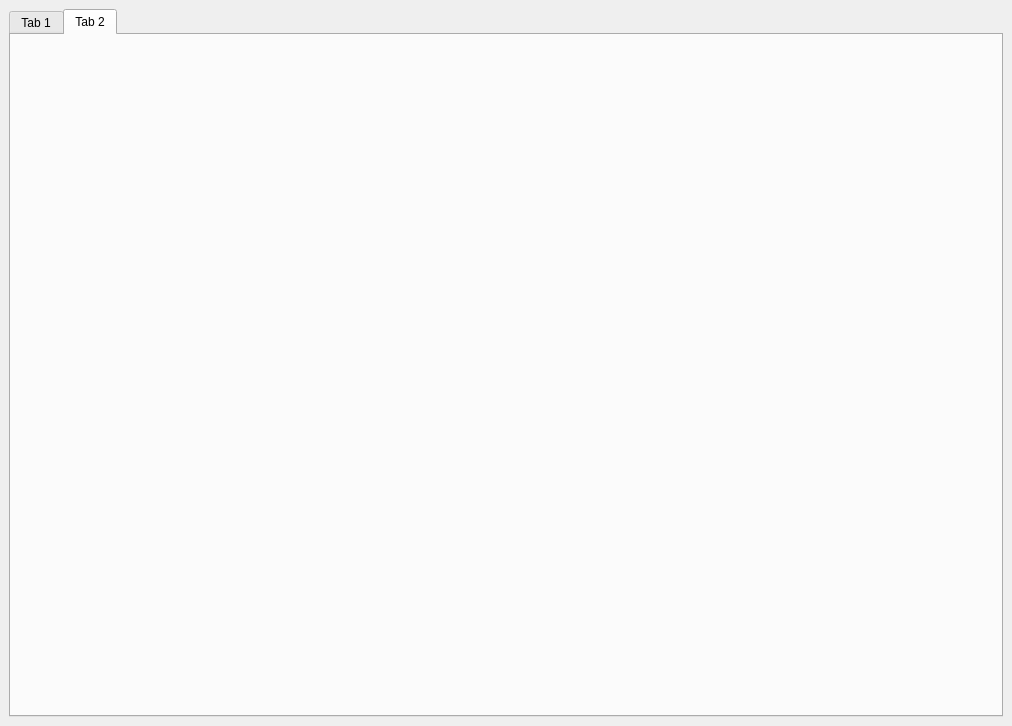
Kheirlb/ParabilisGoPro, file gp.ui: the form before one commit.
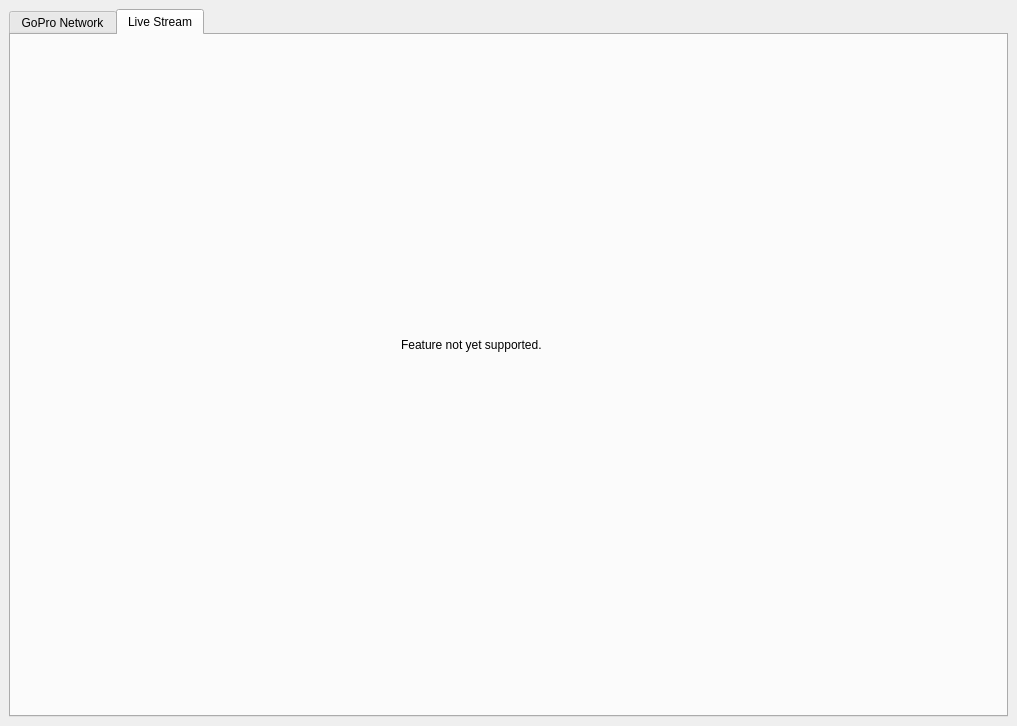
The form after the commit. The open tabs and pages were chosen to show the change.

The edit to the form file:
```diff
--- a/gp.ui
+++ b/gp.ui
@@ -6,7 +6,7 @@
    <rect>
     <x>0</x>
     <y>0</y>
-    <width>1012</width>
+    <width>1017</width>
     <height>726</height>
    </rect>
   </property>
@@ -31,7 +31,7 @@
         <bool>true</bool>
        </property>
        <attribute name="title">
-        <string>Tab 1</string>
+        <string>GoPro Network</string>
        </attribute>
        <layout class="QGridLayout" name="gridLayout_2">
         <item row="0" column="0">
@@ -140,8 +140,21 @@
       </widget>
       <widget class="QWidget" name="tab_2">
        <attribute name="title">
-        <string>Tab 2</string>
+        <string>Live Stream</string>
        </attribute>
+       <widget class="QLabel" name="label_5">
+        <property name="geometry">
+         <rect>
+          <x>390</x>
+          <y>300</y>
+          <width>201</width>
+          <height>20</height>
+         </rect>
+        </property>
+        <property name="text">
+         <string>Feature not yet supported.</string>
+        </property>
+       </widget>
       </widget>
      </widget>
     </item>
```
Left out of the diff: 14 changed lines with no effect on the pictures.
